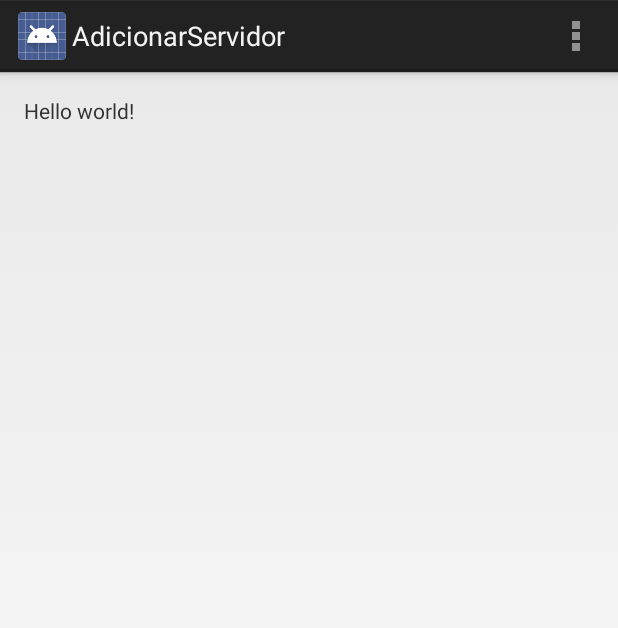
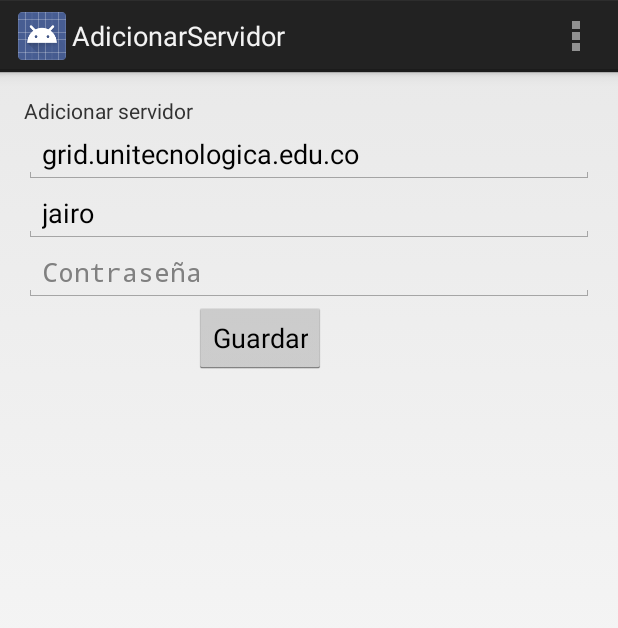
Before and after one commit to jairoserrano/SimpleStatusServer, an Android app: the AdicionarServidor screen opened directly, with no data from a screen before it, on a phone screen of 412 x 824 dp. Shown: the top 628 px of the screen. Run offline under Robolectric (Android 15) with nearby library versions, the phone set to English and light mode, and no system bars.

Commit message:
actualización desde el laptop

```diff
--- a/app/src/main/java/com/jairoesc/simpleserver/simpleserver/AdicionarServidor.java
+++ b/app/src/main/java/com/jairoesc/simpleserver/simpleserver/AdicionarServidor.java
@@ -12,6 +12,9 @@ public class AdicionarServidor extends Activity {
     protected void onCreate(Bundle savedInstanceState) {
         super.onCreate(savedInstanceState);
         setContentView(R.layout.activity_adicionar_servidor);
+
+        ServerSQLiteHelper db = new ServerSQLiteHelper(this);
+        db.addServerInfo(new ServerInfo("grid.unitecnologica.edu.co","root","12345"));
     }
 
 
--- a/app/src/main/java/com/jairoesc/simpleserver/simpleserver/ServerActivity.java
+++ b/app/src/main/java/com/jairoesc/simpleserver/simpleserver/ServerActivity.java
@@ -45,11 +45,11 @@ public class ServerActivity extends Activity {
 
     }
     public void ConnectClick(View v) {
-        ServerInfo info = new ServerInfo(
+        /*ServerInfo info = new ServerInfo(
                 hostname.getText().toString(),
                 username.getText().toString(),
                 password.getText().toString()
-        );
+        );*/
         //new openSSHConnection().execute(info);
         Intent intent = new Intent(getApplicationContext(), AdicionarServidor.class);
         startActivity(intent);
--- a/app/src/main/java/com/jairoesc/simpleserver/simpleserver/ServerInfo.java
+++ b/app/src/main/java/com/jairoesc/simpleserver/simpleserver/ServerInfo.java
@@ -5,6 +5,7 @@ package com.jairoesc.simpleserver.simpleserver;
  */
 public class ServerInfo {
 
+    private Integer id;
     private String hostname;
     private String username;
     private String password;
@@ -20,6 +21,18 @@ public class ServerInfo {
         this.password = password;
         this.meminfo = new Double[3];
     }
+
+    ServerInfo() { }
+
+    @Override
+    public String toString() {
+        return "Server [id=" + id + ", hostname=" + this.hostname + ", username=" + this.username
+                + ", password=" + this.password + "]";
+    }
+
+    public Integer getId() { return id; }
+
+    public void setId(Integer id) { this.id = id; }
 
     public String getHostname() {
         return hostname;
--- a/app/src/main/res/layout/activity_adicionar_servidor.xml
+++ b/app/src/main/res/layout/activity_adicionar_servidor.xml
@@ -9,8 +9,50 @@
     tools:context="com.jairoesc.simpleserver.simpleserver.AdicionarServidor">
 
     <TextView
-        android:text="@string/hello_world"
+        android:text="@string/add_server"
         android:layout_width="wrap_content"
-        android:layout_height="wrap_content" />
+        android:layout_height="wrap_content"
+        android:id="@+id/textView" />
+
+    <EditText
+        android:layout_width="match_parent"
+        android:layout_height="wrap_content"
+        android:inputType="textPersonName"
+        android:ems="10"
+        android:id="@+id/editText"
+        android:hint="Dirección del servidor"
+        android:text="grid.unitecnologica.edu.co"
+        android:layout_below="@+id/textView"
+        android:layout_centerHorizontal="true" />
+
+    <EditText
+        android:layout_width="match_parent"
+        android:layout_height="wrap_content"
+        android:id="@+id/editText2"
+        android:hint="Usuario"
+        android:inputType="text"
+        android:text="jairo"
+        android:layout_below="@+id/editText"
+        android:layout_centerHorizontal="true" />
+
+    <EditText
+        android:layout_width="match_parent"
+        android:layout_height="wrap_content"
+        android:inputType="textPassword"
+        android:ems="10"
+        android:id="@+id/editText3"
+        android:layout_gravity="center_horizontal"
+        android:hint="Contraseña"
+        android:layout_below="@+id/editText2"
+        android:layout_centerHorizontal="true" />
+
+    <Button
+        android:layout_width="wrap_content"
+        android:layout_height="wrap_content"
+        android:text="@string/save"
+        android:id="@+id/button"
+        android:layout_below="@+id/editText3"
+        android:layout_toRightOf="@+id/textView"
+        android:layout_toEndOf="@+id/textView" />
 
 </RelativeLayout>
--- a/app/src/main/res/values/strings.xml
+++ b/app/src/main/res/values/strings.xml
@@ -7,5 +7,9 @@
     <string name="ip_servidor">New Text</string>
     <string name="title_activity_my_action_bar">ServerActionBar</string>
     <string name="title_activity_adicionar_servidor">AdicionarServidor</string>
+    <string name="add_server">Adicionar servidor</string>
+    <string name="save">Guardar</string>
+    <string name="select_server">Seleccionar</string>
+    <string name="conectar">Conectar</string>
 
 </resources>
```
Also changed, not shown: app/src/main/java/com/jairoesc/simpleserver/simpleserver/ServerSQLiteHelper.java (added, +187 -0 lines), app/src/main/res/layout/activity_server.xml (+17 -32 lines), 1 other file.
